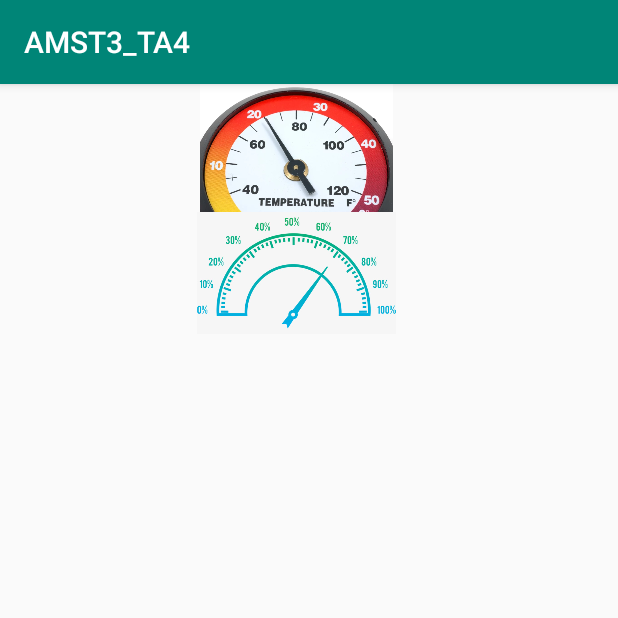
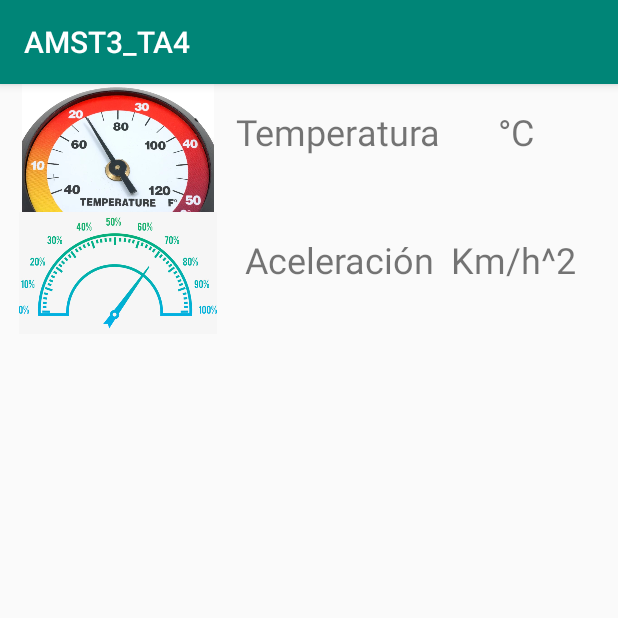
Before and after one commit to jpcadena/AMST3_TA4, an Android app: the Redes_Sensores screen opened directly, with no data from a screen before it, on a phone screen of 412 x 824 dp, the top half of it. Run offline under Robolectric (Android 15) with nearby library versions, the phone set to English and light mode, and no system bars; our stand-ins replace Volley; network calls fail; 1 statement that could not run was skipped.

Commit message:
coreccion de layout

```diff
--- a/app/src/main/res/layout/activity_redes__sensores.xml
+++ b/app/src/main/res/layout/activity_redes__sensores.xml
@@ -17,9 +17,10 @@
             android:layout_width="match_parent"
             android:layout_height="85dp"
             android:orientation="horizontal">
+
             <ImageView
                 android:id="@+id/img1"
-                android:layout_width="wrap_content"
+                android:layout_width="157dp"
                 android:layout_height="wrap_content"
                 app:srcCompat="@drawable/temp" />
             <TextView
@@ -30,37 +31,41 @@
                 android:gravity="center_vertical"
                 android:text="Temperatura"
                 android:textSize="24sp" />
+
             <TextView
                 android:id="@+id/tempVal"
                 android:layout_width="wrap_content"
                 android:layout_height="wrap_content"
                 android:layout_weight="1"
-                android:text="00"
+                android:text="°C"
                 android:textSize="24sp" />
         </LinearLayout>
         <LinearLayout
             android:layout_width="match_parent"
             android:layout_height="81dp"
             android:orientation="horizontal">
+
             <ImageView
                 android:id="@+id/img2"
-                android:layout_width="wrap_content"
+                android:layout_width="157dp"
                 android:layout_height="wrap_content"
                 app:srcCompat="@drawable/ace" />
+
             <TextView
                 android:id="@+id/aceTx"
                 android:layout_width="wrap_content"
                 android:layout_height="63dp"
                 android:layout_weight="1"
                 android:gravity="center_vertical"
-                android:text=" aceleracion"
+                android:text=" Aceleración"
                 android:textSize="24sp" />
+
             <TextView
                 android:id="@+id/acex"
                 android:layout_width="wrap_content"
                 android:layout_height="wrap_content"
                 android:layout_weight="1"
-                android:text="00"
+                android:text="Km/h^2"
                 android:textSize="24sp" />
         </LinearLayout>
     </LinearLayout>
```
